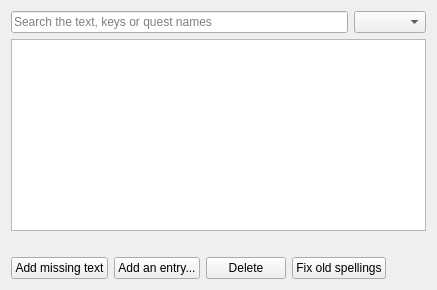
The window that src/ui/designer/locale_tab.ui (ThePi1/SPT-Trader-Builder) describes before a commit, drawn with Qt 5.
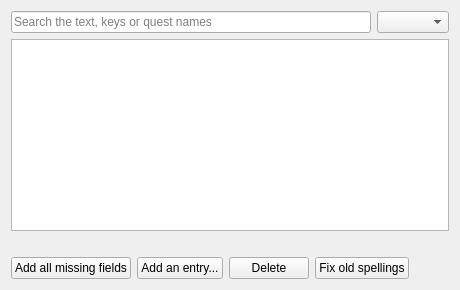
The same window after the commit.

Commit message:
Locale: only needed text counts as missing; "Add all missing fields"
- Add is_needed(): the name, description, completion message and Finish tasks.
  The validator and missing_keys now only report those, so blank or absent
  optional fields (replies, failure message) are no longer problems.
- The Locale tab button is now "Add all missing fields": it adds an empty entry
  for every quest text field and every Finish / Fail condition, needed or not,
  and shows them in the quest-file filter.

```diff
--- a/src/ui/designer/locale_tab.ui
+++ b/src/ui/designer/locale_tab.ui
@@ -45,7 +45,7 @@
      <item>
       <widget class="QPushButton" name="addMissingButton">
        <property name="text">
-        <string>Add missing text</string>
+        <string>Add all missing fields</string>
        </property>
       </widget>
      </item>
```
The commit also changes 7 other files.
